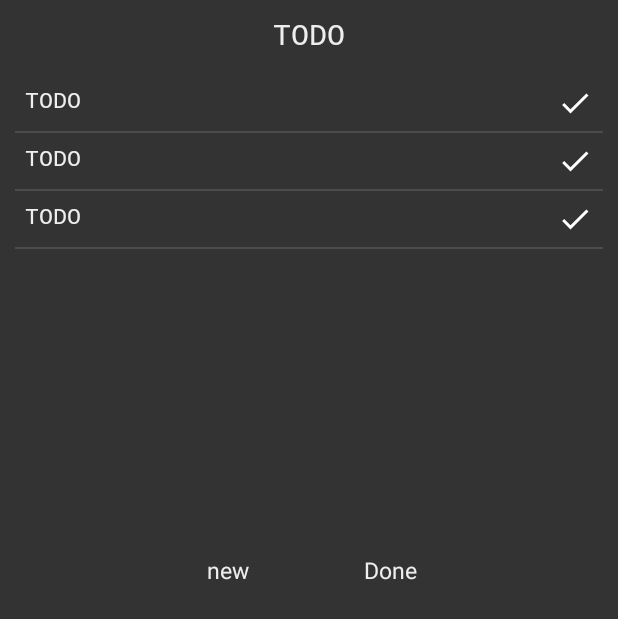
After one commit to akaecliptic/Cinephile, an Android app: the layout dialog_add_collection.xml on its own in the app's theme, with its tools: preview values and no code run, on a phone screen of 412 x 824 dp. The commit adds this screen. Shown: the top 619 px of the screen. Run offline under Robolectric (Android 15) with nearby library versions, the phone set to English and light mode, and no system bars; network calls fail.

Commit message:
Implemented adding movies to custom collections and basic collection creation.

```diff
--- a/app/src/main/java/aka_ecliptic/com/cinephile/Fragment/MyListFragment.java
+++ b/app/src/main/java/aka_ecliptic/com/cinephile/Fragment/MyListFragment.java
@@ -232,7 +232,7 @@ public class MyListFragment extends Fragment {
 
                 AlertDialog.Builder builder = new AlertDialog.Builder(getActivity());
                 LayoutInflater inflater = requireActivity().getLayoutInflater();
-                builder.setView(inflater.inflate(R.layout.dialog_delete, null));
+                builder.setView(inflater.inflate(R.layout.dialog_delete, (ViewGroup) requireView(), false));
 
                 AlertDialog dialog = builder.create();
                 dialog.show();
--- /dev/null
+++ b/app/src/main/res/drawable/ic_check.xml
@@ -0,0 +1,5 @@
+<vector android:height="24dp" android:tint="#FFFFFF"
+    android:viewportHeight="24.0" android:viewportWidth="24.0"
+    android:width="24dp" xmlns:android="http://schemas.android.com/apk/res/android">
+    <path android:fillColor="#FF000000" android:pathData="M9,16.17L4.83,12l-1.42,1.41L9,19 21,7l-1.41,-1.41z"/>
+</vector>
--- /dev/null
+++ b/app/src/main/res/layout/dialog_add_collection.xml
@@ -0,0 +1,52 @@
+<?xml version="1.0" encoding="utf-8"?>
+<LinearLayout xmlns:android="http://schemas.android.com/apk/res/android"
+    xmlns:tools="http://schemas.android.com/tools"
+    android:layout_width="match_parent"
+    android:layout_height="wrap_content"
+    android:padding="10dp"
+    android:orientation="vertical"
+    android:background="@color/colorTertiaryDark">
+
+    <TextView
+        android:id="@+id/add_collection_dialog_text_title"
+        android:layout_width="match_parent"
+        android:layout_height="wrap_content"
+
+        android:text="@string/place_holder"
+        android:textAlignment="center"
+        android:textSize="20sp" />
+
+    <ListView
+        android:id="@+id/add_collection_dialog_list_collections"
+        android:layout_width="match_parent"
+        android:layout_height="@dimen/_225sdp"
+        android:layout_marginVertical="@dimen/_10sdp"
+        tools:listitem="@layout/list_item_collection"
+        android:textSize="17sp"/>
+
+    <LinearLayout
+        android:layout_width="match_parent"
+        android:layout_height="wrap_content"
+        android:orientation="horizontal"
+        android:gravity="center">
+
+        <Button
+            android:id="@+id/add_collection_dialog_button_new"
+            android:layout_width="wrap_content"
+            android:layout_height="wrap_content"
+            android:layout_marginHorizontal="10dp"
+            android:layout_gravity="center_horizontal"
+            android:text="@string/option_new"
+            style="@style/MyDialogButtons"/>
+
+        <Button
+            android:id="@+id/add_collection_dialog_button_done"
+            android:layout_width="wrap_content"
+            android:layout_height="wrap_content"
+            android:layout_marginHorizontal="10dp"
+            android:layout_gravity="center_horizontal"
+            android:text="@string/option_done"
+            style="@style/MyDialogButtons"/>
+    </LinearLayout>
+
+</LinearLayout>
--- /dev/null
+++ b/app/src/main/res/layout/list_item_collection.xml
@@ -0,0 +1,27 @@
+<?xml version="1.0" encoding="utf-8"?>
+<RelativeLayout xmlns:android="http://schemas.android.com/apk/res/android"
+    android:id="@+id/list_collection"
+    android:layout_width="match_parent"
+    android:layout_height="wrap_content"
+    android:paddingVertical="@dimen/_5sdp"
+    android:paddingHorizontal="@dimen/_5sdp">
+
+    <TextView
+        android:id="@+id/list_collection_text_title"
+        android:layout_width="wrap_content"
+        android:layout_height="wrap_content"
+        android:layout_alignParentStart="true"
+        android:layout_toStartOf="@+id/list_collection_image_check"
+        android:layout_marginEnd="@dimen/_5sdp"
+        android:text="@string/place_holder"
+        android:textSize="@dimen/_12sdp" />
+
+    <ImageView
+        android:id="@+id/list_collection_image_check"
+        android:contentDescription="@string/added_to_collection"
+        android:layout_width="wrap_content"
+        android:layout_height="wrap_content"
+        android:layout_alignParentEnd="true"
+        android:background="@drawable/ic_check" />
+
+</RelativeLayout>
--- a/app/src/main/res/values/strings.xml
+++ b/app/src/main/res/values/strings.xml
@@ -27,4 +27,11 @@
     <string name="search_hint">Movie Title</string>
     <string name="dialog_title_delete">Would you like to delete:</string>
     <string name="empty_collections">"Looks like you have no movies in your list. \n Try checking out the Explore page."</string>
+    <string name="add_to_collection">Add to collection</string>
+    <string name="option_done">Done</string>
+    <string name="dialog_title_add_collection">Add or remove movie from your collections</string>
+    <string name="added_to_collection">Added to collection</string>
+    <string name="option_new">new</string>
+    <string name="new_collection_dialog_title">Name of collection</string>
+    <string name="placeholder_collection_title">collection title</string>
 </resources>
```
Also changed, not shown: app/src/main/java/aka_ecliptic/com/cinephile/Adapter/CollectionsArrayAdapter.java (added, +77 -0 lines), app/src/main/java/aka_ecliptic/com/cinephile/Architecture/MediaViewModel.java (+10 -0 lines), app/src/main/java/aka_ecliptic/com/cinephile/Architecture/Repository.java (+14 -0 lines), app/src/main/java/aka_ecliptic/com/cinephile/Architecture/SQLiteDAO.java (+29 -4 lines), app/src/main/java/aka_ecliptic/com/cinephile/Fragment/MovieProfileFragment.java (+103 -38 lines), app/src/main/java/aka_ecliptic/com/cinephile/Helper/MySQLiteHelper.java (+8 -1 lines), app/src/main/res/layout/dialog_new_collection.xml (added, +54 -0 lines), app/src/main/res/layout/fragment_movie_profile.xml (+13 -6 lines).
